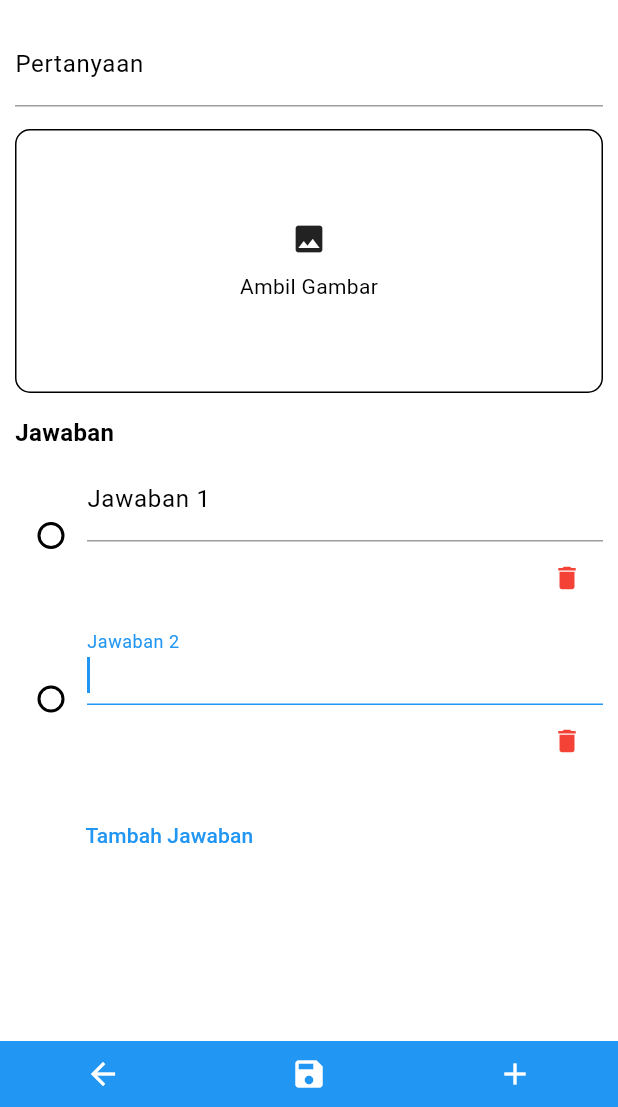
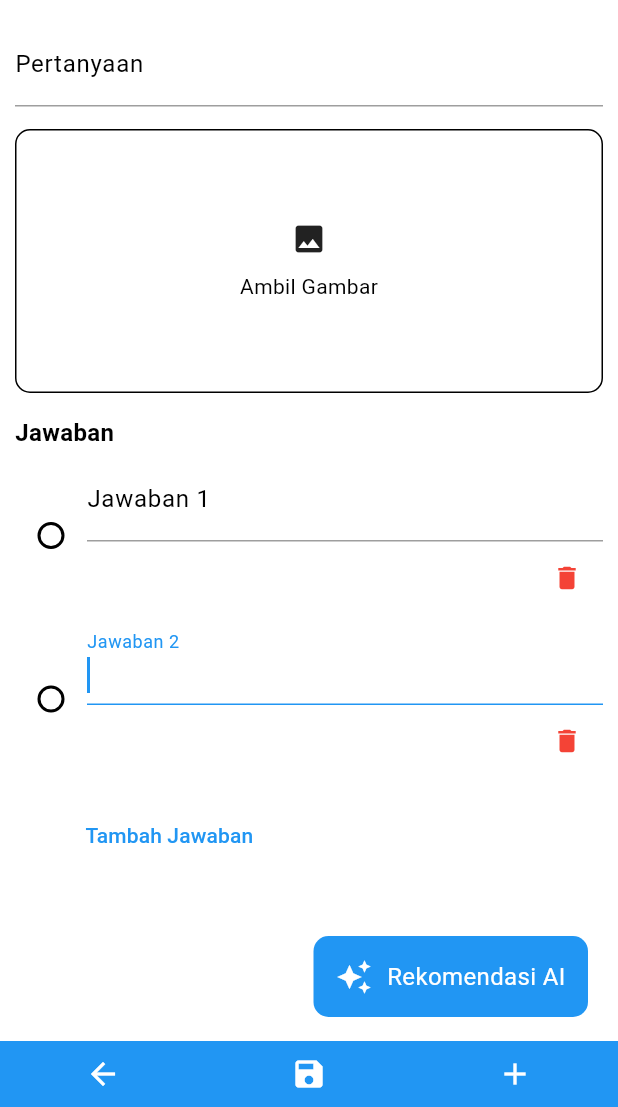
Before and after one commit to maulanasiddiq-andev/quiz-app-mobile, a Flutter app: the QuizQuestionCreatePage screen opened by its route, after a tap on "Tambah Jawaban", on a phone screen of 412 x 824 dp, the part 129-1236 px from its top. Run offline on Flutter 3.47's test engine with Material 3 defaults, Android fonts, the light colour scheme and no system bars; drawn by our look-alikes of carousel_slider; our stand-ins replace connectivity_plus, dio, firebase_core, firebase_messaging, fl_chart, flutter_riverpod and 7 more; accounts and stored records are empty.

Commit message:
feature: dialog for offering ai recommendation in quiz create page

```diff
--- a/lib/components/question_create_component.dart
+++ b/lib/components/question_create_component.dart
@@ -98,7 +98,7 @@ class _QuestionCreateComponentState extends ConsumerState<QuestionCreateComponen
 
     return SingleChildScrollView(
       child: Padding(
-        padding: const EdgeInsets.all(10),
+        padding: const EdgeInsets.fromLTRB(10, 10, 10, 60),
         child: Column(
           spacing: 15,
           crossAxisAlignment: CrossAxisAlignment.start,
--- a/lib/pages/quiz_create/quiz_detail_create_page.dart
+++ b/lib/pages/quiz_create/quiz_detail_create_page.dart
@@ -39,7 +39,7 @@ class _QuizDetailCreatePageState extends ConsumerState<QuizDetailCreatePage> {
     final updates = {
       titleController: next.title,
       descriptionController: next.description,
-      timeController: next.time.toString(),
+      timeController: next.time != 0 ? next.time.toString() : '',
     };
 
     for (final entry in updates.entries) {
--- a/lib/pages/quiz_create/quiz_question_create_page.dart
+++ b/lib/pages/quiz_create/quiz_question_create_page.dart
@@ -22,15 +22,32 @@ class _QuizQuestionCreatePageState extends ConsumerState<QuizQuestionCreatePage>
   final CarouselSliderController carouselController = CarouselSliderController();
   final formKey = GlobalKey<FormState>();
 
+  Future<void> askAIRecommendation() async {
+    showDialog(
+      context: context,
+      builder: (context) {
+        return Dialog(
+          shape: RoundedRectangleBorder(
+            borderRadius: BorderRadiusGeometry.circular(0)
+          ),
+          child: AskAIComponent(),
+        );
+      }
+    );
+  }
+
   @override
   Widget build(BuildContext context) {
     final state = ref.watch(quizCreateProvider);
     final notifier = ref.read(quizCreateProvider.notifier);
+    final colors = Theme.of(context).colorScheme;
 
     return Scaffold(
       appBar: CustomAppbarComponent(title: "Buat Kuis"),
       body: ConnectionCheckComponent(
-        child: Form(
+        child: Stack(
+          children: [
+            Form(
               key: formKey,
               child: Column(
                 children: [
@@ -113,6 +130,103 @@ class _QuizQuestionCreatePageState extends ConsumerState<QuizQuestionCreatePage>
                 ],
               ),
             ),
+            Positioned(
+              bottom: 60,
+              right: 20,
+              child: InkWell(
+                onTap: () => askAIRecommendation(),
+                splashColor: Colors.white.withAlpha(100),
+                borderRadius: BorderRadius.circular(10),
+                child: Ink(
+                  padding: EdgeInsets.all(15),
+                  decoration: BoxDecoration(
+                    color: colors.primary,
+                    borderRadius: BorderRadius.circular(10),
+                  ),
+                  child: Row(
+                    spacing: 10,
+                    children: [
+                      Icon(
+                        Icons.auto_awesome,
+                        color: colors.onPrimary,
+                      ),
+                      Text(
+                        "Rekomendasi AI",
+                        style: TextStyle(
+                          fontSize: 16,
+                          color: colors.onPrimary
+                        ),
+                      )
+                    ],
+                  ),
+                ),
+              )
+            )
+          ],
+        ),
+      )
+    );
+  }
+}
+
+class AskAIComponent extends ConsumerStatefulWidget {
+  const AskAIComponent({super.key});
+
+  @override
+  ConsumerState<AskAIComponent> createState() => _AskAIComponentState();
+}
+
+class _AskAIComponentState extends ConsumerState<AskAIComponent> {
+  @override
+  Widget build(BuildContext context) {
+    final colors = Theme.of(context).colorScheme;
+
+    return Padding(
+      padding: const EdgeInsets.all(10),
+      child: Column(
+        spacing: 10,
+        children: [
+          Text(
+            "Rekomendasi AI",
+            style: TextStyle(
+              fontSize: 18
+            ),
+          ),
+          Expanded(
+            child: Container(
+              padding: EdgeInsets.all(10),
+              width: double.infinity,
+              decoration: BoxDecoration(
+                border: Border.all(
+                  color: colors.onSurface
+                )
+              ),
+              child: Text("Berpikir..."),
+            )
+          ),
+          Row(
+            spacing: 10,
+            children: [
+              Expanded(
+                child: CustomButtonComponent(
+                  onTap: () {
+                    Navigator.of(context).pop();
+                  },
+                  text: "Terapkan"
+                ),
+              ),
+              Expanded(
+                child: CustomButtonComponent(
+                  onTap: () {
+                    Navigator.of(context).pop();
+                  },
+                  isError: true,
+                  text: "Batalkan"
+                ),
+              ),
+            ],
+          ),
+        ],
       ),
     );
   }
```
Lines whose indentation alone changed are shown as unchanged.
